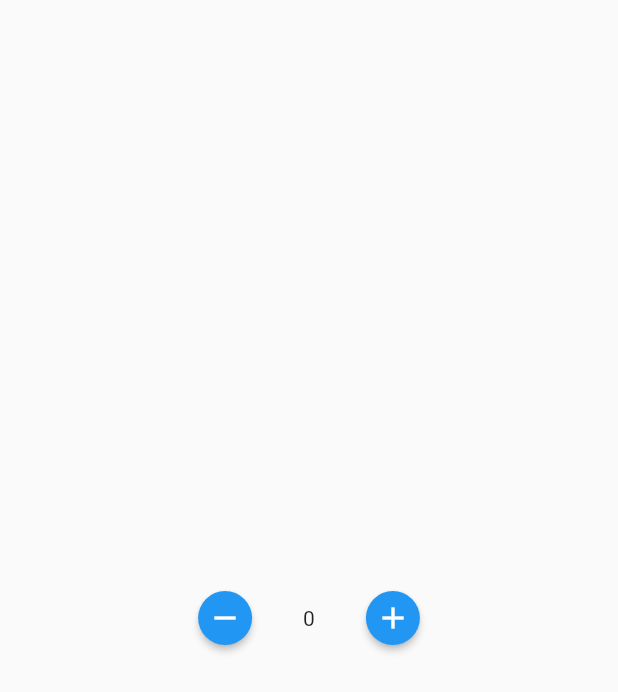
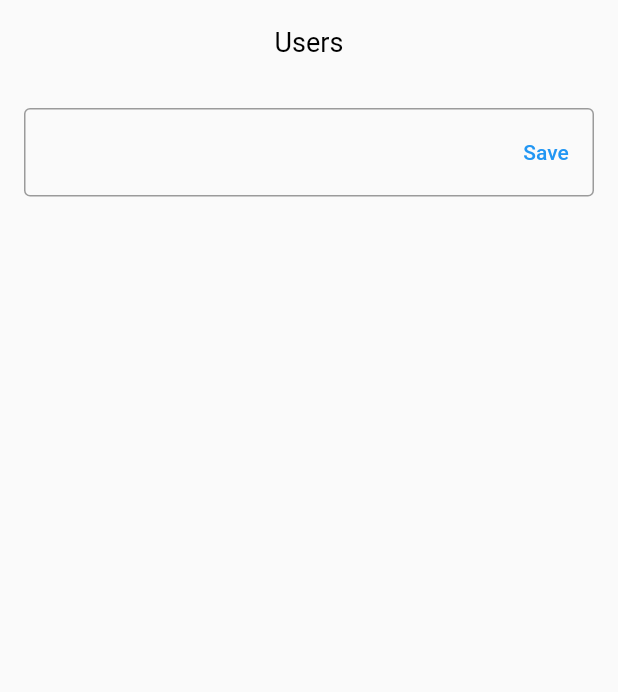
Before and after one commit to EbtisamAshraf/internship_algoriza_task1, a Flutter app: the screen it shows after launch, on a phone screen of 412 x 824 dp. Shown: the top 692 px of the screen. Run offline on Flutter 3.47's test engine with Material 2 defaults, Android fonts, the phone set to English and light mode, and no system bars; our stand-ins replace bloc, country_code_picker, equatable, flutter_bloc, sqflite; accounts and stored records are empty.

Commit message:
users database

```diff
--- a/lib/app.dart
+++ b/lib/app.dart
@@ -1,10 +1,14 @@
 
 import 'package:flutter/material.dart';
+import 'package:flutter_bloc/flutter_bloc.dart';
 import 'package:internship_algoriza_task1/config/routes/app_routes.dart';
 import 'package:internship_algoriza_task1/config/themes/app_theme.dart';
+import 'package:internship_algoriza_task1/core/app_cubit/cubit/app_cubit.dart';
+import 'package:internship_algoriza_task1/core/sql_db.dart';
 import 'package:internship_algoriza_task1/core/utils/app_strings.dart';
 import 'package:internship_algoriza_task1/features/counter/presentation/pages/counter_screen.dart';
 import 'package:internship_algoriza_task1/features/onboarding/presentation/screens/onboarding_screen.dart';
+import 'package:internship_algoriza_task1/features/users/presentation/pages/users_screen.dart';
 
 
 class MyApp extends StatelessWidget {
@@ -12,12 +16,17 @@ class MyApp extends StatelessWidget {
 
   @override
   Widget build(BuildContext context) {
-    return MaterialApp(
-      debugShowCheckedModeBanner: false,
-      title: AppStrings.appName,
-      theme: appTheme(),
-      home:  const CounterScreen(),
-      onGenerateRoute: RouteGenerator.getRoute,
+    return MultiBlocProvider(
+      providers: [
+        BlocProvider(create: (context) =>  AppCubit(SqlDb())..getData()),
+      ],
+      child: MaterialApp(
+        debugShowCheckedModeBanner: false,
+        title: AppStrings.appName,
+        theme: appTheme(),
+        home:   UsersScreen(),
+        onGenerateRoute: RouteGenerator.getRoute,
+      ),
     );
   }
 }
--- a/lib/config/routes/app_routes.dart
+++ b/lib/config/routes/app_routes.dart
@@ -4,14 +4,14 @@ import 'package:internship_algoriza_task1/features/authentication/presentation/s
 import 'package:internship_algoriza_task1/features/authentication/presentation/screens/register_screen.dart';
 import 'package:internship_algoriza_task1/features/counter/presentation/pages/counter_screen.dart';
 import 'package:internship_algoriza_task1/features/onboarding/presentation/screens/onboarding_screen.dart';
-
-
+import 'package:internship_algoriza_task1/features/users/presentation/pages/users_screen.dart';
 
 class Routes {
   static const String initRoute = '/';
   static const String registerRoute = '/register';
   static const String loginRoute = '/login';
   static const String counterRoute = '/counter';
+  static const String userRoute = '/user';
 }
 
 class RouteGenerator {
@@ -21,14 +21,16 @@ class RouteGenerator {
         return MaterialPageRoute(builder: (_) => const OnboardingScreen());
 
       case Routes.registerRoute:
-        return MaterialPageRoute(builder: (_) =>  RegisterScreen());
+        return MaterialPageRoute(builder: (_) => RegisterScreen());
 
       case Routes.loginRoute:
-        return MaterialPageRoute(builder: (_) =>  LoginScreen());
+        return MaterialPageRoute(builder: (_) => LoginScreen());
 
       case Routes.counterRoute:
-        return MaterialPageRoute(builder: (_) =>  const CounterScreen());
+        return MaterialPageRoute(builder: (_) => const CounterScreen());
 
+      case Routes.userRoute:
+        return MaterialPageRoute(builder: (_) =>  UsersScreen());
 
       default:
         return unDefinedRoute();
--- /dev/null
+++ b/lib/core/app_cubit/cubit/app_state.dart
@@ -0,0 +1,24 @@
+part of 'app_cubit.dart';
+
+abstract class AppState extends Equatable {
+  const AppState();
+
+  @override
+  List<Object> get props => [];
+}
+
+class AppInitialState extends AppState {}
+
+class GetDataState extends AppState {}
+
+class LoadingData extends AppState {}
+
+class AddDataState extends AppState {}
+
+class UpdateDataState extends AppState {}
+
+class  DeleteAllDataState extends AppState {}
+
+class  DeleteUserState extends AppState {}
+
+class  SelectUserState extends AppState {}
--- /dev/null
+++ b/lib/core/sql_db.dart
@@ -0,0 +1,75 @@
+import 'package:path/path.dart' as p;
+import 'package:sqflite/sqflite.dart';
+
+class SqlDb {
+  static Database? _database;
+
+  String tableName = 'user';
+  String columnId = 'id';
+  String columnName = 'name';
+
+  Future<Database?> get database async {
+    if (_database == null) {
+      _database = await initDatabase();
+      return _database;
+    } else {
+      return _database;
+    }
+  }
+
+  initDatabase() async {
+    String databasePath = await getDatabasesPath();
+    String path = p.join(databasePath, 'users.db');
+    Database myDd = await openDatabase(path, onCreate: onCreate, version: 1);
+    return myDd;
+  }
+
+  onCreate(Database database, int version) async {
+    await database.execute('''
+create table $tableName (
+  $columnId integer primary key autoincrement not null,
+  $columnName text not null
+  )
+''');
+  }
+
+  readData() async {
+    Database? myDatabase = await database;
+    List<Map> response = await myDatabase!.rawQuery('SELECT * FROM $tableName');
+    return response;
+  }
+
+  insertData(String name) async {
+    Database? myDatabase = await database;
+    int response = await myDatabase!.rawInsert('''
+     INSERT INTO $tableName
+     ($columnName)
+      VALUES("$name")''');
+    return response;
+  }
+
+  updateData(int id, String name) async {
+    Database? myDatabase = await database;
+    int response = await myDatabase!.rawUpdate('''
+      UPDATE  $tableName
+      SET  $columnName= ?
+      WHERE id = $id
+     ''', [
+      (name),
+    ]);
+    return response;
+  }
+
+  deleteData(int id) async {
+    Database? myDatabase = await database;
+    int response = await myDatabase!
+        .rawDelete('''DELETE FROM $tableName WHERE $columnId= $id''');
+    return response;
+  }
+
+  deleteAllData() async {
+    String databasePath = await getDatabasesPath();
+    String path = p.join(databasePath, 'users.db');
+    await deleteDatabase(path);
+  }
+}
--- /dev/null
+++ b/lib/features/users/presentation/pages/users_screen.dart
@@ -0,0 +1,57 @@
+import 'package:flutter/material.dart';
+import 'package:internship_algoriza_task1/core/app_cubit/cubit/app_cubit.dart';
+import 'package:internship_algoriza_task1/features/users/presentation/widgets/user_item.dart';
+import 'package:flutter_bloc/flutter_bloc.dart';
+
+class UsersScreen extends StatelessWidget {
+  UsersScreen({Key? key}) : super(key: key);
+
+  @override
+  Widget build(BuildContext context) {
+    return Scaffold(
+      appBar: AppBar(title: const Text('Users')),
+      body: BlocConsumer<AppCubit, AppState>(
+        listener: (context, state) {},
+        builder: (context, state) {
+          return Padding(
+            padding: const EdgeInsets.all(16.0),
+            child: Column(
+              children: [
+                TextFormField(
+                  controller: AppCubit.get(context).controller,
+                  decoration: InputDecoration(
+                      border: const OutlineInputBorder(),
+                      suffixIcon: TextButton(
+                        onPressed: () {
+                          AppCubit.get(context).addData();
+                        },
+                        child: AppCubit.get(context).selectedUser.isEmpty
+                            ? const Text('Save')
+                            : const Text('update'),
+                      )),
+                ),
+                const SizedBox(
+                  height: 20,
+                ),
+                Expanded(
+                    child: RefreshIndicator(
+                  onRefresh: () async => AppCubit.get(context).getData(),
+                  child: ListView.separated(
+                      physics: const BouncingScrollPhysics(),
+                      itemBuilder: (context, index) => Padding(
+                            padding: const EdgeInsets.all(10.0),
+                            child: UserItem(
+                              user: AppCubit.get(context).data[index],
+                            ),
+                          ),
+                      separatorBuilder: (context, index) => const Divider(),
+                      itemCount: AppCubit.get(context).data.length),
+                ))
+              ],
+            ),
+          );
+        },
+      ),
+    );
+  }
+}
--- a/pubspec.yaml
+++ b/pubspec.yaml
@@ -15,6 +15,8 @@ dependencies:
   country_code_picker: ^2.0.2
   equatable: ^2.0.3
   flutter_bloc: ^8.0.1
+  sqflite: ^2.0.2+1
+  path: ^1.8.0
 
 dev_dependencies:
   flutter_test:
```
Also changed, not shown: lib/core/app_cubit/cubit/app_cubit.dart (added, +67 -0 lines), lib/features/users/presentation/widgets/user_item.dart (added, +34 -0 lines), pubspec.lock.
